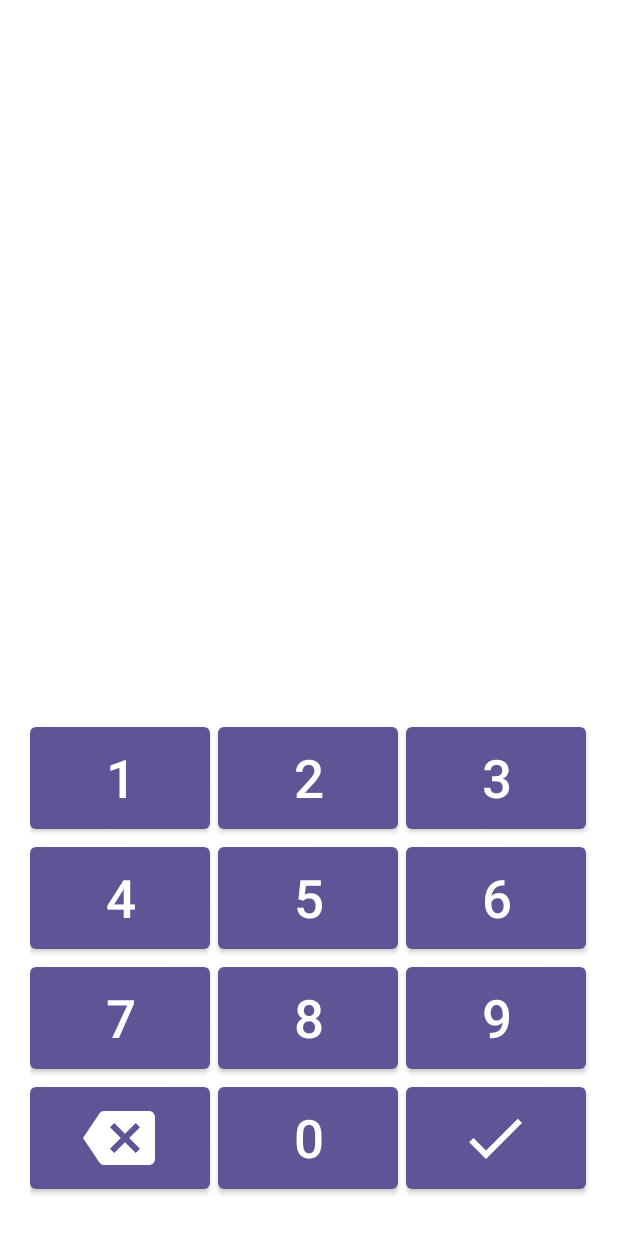
After one commit to suatkkrer/MathAppKotlin, an Android app: the TestActivity screen opened directly, with no data from a screen before it, on a phone screen of 412 x 824 dp. The commit adds this screen. Shown: the top 1233 px of the screen. Run offline under Robolectric (Android 15) with nearby library versions, the phone set to English and light mode, and no system bars.

Commit message:
Buttona Added

```diff
--- a/app/src/main/AndroidManifest.xml
+++ b/app/src/main/AndroidManifest.xml
@@ -9,7 +9,9 @@
         android:roundIcon="@mipmap/ic_launcher_round"
         android:supportsRtl="true"
         android:theme="@style/Theme.MathAppKotlin">
-        <activity android:name=".DifficultyActivity"></activity>
+        <activity android:name=".TestActivity"></activity>
+        <activity android:name=".QuizActivity" />
+        <activity android:name=".DifficultyActivity" />
         <activity android:name=".MainActivity">
             <intent-filter>
                 <action android:name="android.intent.action.MAIN" />
--- a/app/src/main/java/com/suatkkrer/mathappkotlin/DifficultyActivity.kt
+++ b/app/src/main/java/com/suatkkrer/mathappkotlin/DifficultyActivity.kt
@@ -2,6 +2,7 @@ package com.suatkkrer.mathappkotlin
 
 import android.os.Bundle
 import android.view.WindowManager
+import android.widget.Toast
 import androidx.appcompat.app.AppCompatActivity
 
 class DifficultyActivity : AppCompatActivity() {
@@ -14,5 +15,18 @@ class DifficultyActivity : AppCompatActivity() {
             WindowManager.LayoutParams.FLAG_FULLSCREEN
         )
 
+        val math = intent.getStringExtra("Math")
+
+        if (math.equals("Addition")) {
+            showLongToast("Addition")
+        } else if (math.equals("Subtraction")){
+            showLongToast("Subbbb")
+        }
+
     }
+
+    fun showLongToast(msg: String?) {
+        Toast.makeText(applicationContext, msg, Toast.LENGTH_LONG).show()
+    }
+
 }
--- a/app/src/main/java/com/suatkkrer/mathappkotlin/MainActivity.kt
+++ b/app/src/main/java/com/suatkkrer/mathappkotlin/MainActivity.kt
@@ -15,14 +15,12 @@ class MainActivity : AppCompatActivity() {
             WindowManager.LayoutParams.FLAG_FULLSCREEN,
             WindowManager.LayoutParams.FLAG_FULLSCREEN
         )
-
-
     }
 
     fun Addition(view: View) {
 
         val intent = Intent(this, DifficultyActivity::class.java).apply {
-            putExtra("Addition","Addition")
+            putExtra("Math","Addition")
         }
         startActivity(intent)
     }
@@ -31,7 +29,7 @@ class MainActivity : AppCompatActivity() {
     fun Subtraction(view: View) {
 
         val intent = Intent(this, DifficultyActivity::class.java).apply {
-            putExtra("Subtraction","Subtraction")
+            putExtra("Math","Subtraction")
         }
         startActivity(intent)
     }
@@ -40,7 +38,7 @@ class MainActivity : AppCompatActivity() {
     fun Multiplication(view: View) {
 
         val intent = Intent(this, DifficultyActivity::class.java).apply {
-            putExtra("Multiplication","Multiplication")
+            putExtra("Math","Multiplication")
         }
         startActivity(intent)
     }
@@ -49,7 +47,7 @@ class MainActivity : AppCompatActivity() {
     fun Division(view: View) {
 
         val intent = Intent(this, DifficultyActivity::class.java).apply {
-            putExtra("Division","Division")
+            putExtra("Math","Division")
         }
         startActivity(intent)
     }
@@ -58,7 +56,7 @@ class MainActivity : AppCompatActivity() {
     fun Mixed(view: View) {
 
         val intent = Intent(this, DifficultyActivity::class.java).apply {
-            putExtra("Mixed","Mixed")
+            putExtra("Math","Mixed")
         }
         startActivity(intent)
     }
--- /dev/null
+++ b/app/src/main/java/com/suatkkrer/mathappkotlin/QuizActivity.kt
@@ -0,0 +1,11 @@
+package com.suatkkrer.mathappkotlin
+
+import androidx.appcompat.app.AppCompatActivity
+import android.os.Bundle
+
+class QuizActivity : AppCompatActivity() {
+    override fun onCreate(savedInstanceState: Bundle?) {
+        super.onCreate(savedInstanceState)
+        setContentView(R.layout.activity_quiz)
+    }
+}
--- /dev/null
+++ b/app/src/main/java/com/suatkkrer/mathappkotlin/TestActivity.kt
@@ -0,0 +1,25 @@
+package com.suatkkrer.mathappkotlin
+
+import androidx.appcompat.app.AppCompatActivity
+import android.os.Bundle
+import android.view.View
+
+class TestActivity : AppCompatActivity() {
+    override fun onCreate(savedInstanceState: Bundle?) {
+        super.onCreate(savedInstanceState)
+        setContentView(R.layout.activity_test)
+    }
+
+    fun btn1(view: View) {}
+    fun btn2(view: View) {}
+    fun btn3(view: View) {}
+    fun btn4(view: View) {}
+    fun btn5(view: View) {}
+    fun btn6(view: View) {}
+    fun btn7(view: View) {}
+    fun btn8(view: View) {}
+    fun btn9(view: View) {}
+    fun btnBack(view: View) {}
+    fun btn0(view: View) {}
+    fun btnDone(view: View) {}
+}
--- /dev/null
+++ b/app/src/main/res/drawable/empty_rectangle.xml
@@ -0,0 +1,18 @@
+<?xml version="1.0" encoding="utf-8"?>
+<shape xmlns:android="http://schemas.android.com/apk/res/android">
+
+    <solid android:color="#00000000" />
+
+    <stroke
+        android:width="2dp"
+        android:color="#605496" />
+
+    <padding
+        android:bottom="1dp"
+        android:left="1dp"
+        android:right="1dp"
+        android:top="1dp" />
+
+    <corners android:radius="30dp" />
+
+</shape>
--- /dev/null
+++ b/app/src/main/res/drawable/ic_baseline_backspace_24.xml
@@ -0,0 +1,5 @@
+<vector android:height="48dp" android:tint="#FFFFFF"
+    android:viewportHeight="24" android:viewportWidth="24"
+    android:width="48dp" xmlns:android="http://schemas.android.com/apk/res/android">
+    <path android:fillColor="@android:color/white" android:pathData="M22,3L7,3c-0.69,0 -1.23,0.35 -1.59,0.88L0,12l5.41,8.11c0.36,0.53 0.9,0.89 1.59,0.89h15c1.1,0 2,-0.9 2,-2L24,5c0,-1.1 -0.9,-2 -2,-2zM19,15.59L17.59,17 14,13.41 10.41,17 9,15.59 12.59,12 9,8.41 10.41,7 14,10.59 17.59,7 19,8.41 15.41,12 19,15.59z"/>
+</vector>
--- /dev/null
+++ b/app/src/main/res/drawable/ic_baseline_done_24.xml
@@ -0,0 +1,5 @@
+<vector android:height="48dp" android:tint="#FFFFFF"
+    android:viewportHeight="24" android:viewportWidth="24"
+    android:width="48dp" xmlns:android="http://schemas.android.com/apk/res/android">
+    <path android:fillColor="@android:color/white" android:pathData="M9,16.2L4.8,12l-1.4,1.4L9,19 21,7l-1.4,-1.4L9,16.2z"/>
+</vector>
--- /dev/null
+++ b/app/src/main/res/layout/activity_quiz.xml
@@ -0,0 +1,9 @@
+<?xml version="1.0" encoding="utf-8"?>
+<androidx.constraintlayout.widget.ConstraintLayout xmlns:android="http://schemas.android.com/apk/res/android"
+    xmlns:app="http://schemas.android.com/apk/res-auto"
+    xmlns:tools="http://schemas.android.com/tools"
+    android:layout_width="match_parent"
+    android:layout_height="match_parent"
+    tools:context=".QuizActivity">
+
+</androidx.constraintlayout.widget.ConstraintLayout>
--- /dev/null
+++ b/app/src/main/res/layout/activity_test.xml
@@ -0,0 +1,156 @@
+<?xml version="1.0" encoding="utf-8"?>
+<androidx.constraintlayout.widget.ConstraintLayout xmlns:android="http://schemas.android.com/apk/res/android"
+    xmlns:app="http://schemas.android.com/apk/res-auto"
+    xmlns:tools="http://schemas.android.com/tools"
+    android:layout_width="match_parent"
+    android:orientation="vertical"
+    android:layout_height="match_parent"
+    tools:context=".TestActivity">
+
+
+
+    <GridLayout
+
+        android:layout_width="match_parent"
+        android:layout_height="wrap_content"
+        android:layout_marginStart="20dp"
+        android:layout_marginBottom="25dp"
+        android:layout_marginEnd="15dp"
+        app:layout_constraintBottom_toBottomOf="parent"
+        app:layout_constraintEnd_toEndOf="parent"
+        app:layout_constraintHorizontal_bias="1.0"
+        app:layout_constraintStart_toStartOf="parent"
+        app:layout_constraintTop_toTopOf="parent"
+        app:layout_constraintVertical_bias="1.0">
+
+        <Button
+            android:id="@+id/btn1"
+            android:text="1"
+            android:onClick="btn1"
+            android:textSize="35sp"
+            android:layout_width="120dp"
+            android:layout_height="80dp"
+            android:layout_marginEnd="5dp"
+            android:layout_row="0"
+            android:layout_column="0" />
+
+        <Button
+            android:id="@+id/btn2"
+            android:text="2"
+            android:onClick="btn2"
+            android:textSize="35sp"
+            android:layout_width="120dp"
+            android:layout_height="80dp"
+            android:layout_marginEnd="5dp"
+            android:layout_row="0"
+            android:layout_column="1" />
+
+        <Button
+            android:id="@+id/btn3"
+            android:text="3"
+            android:onClick="btn3"
+            android:textSize="35sp"
+            android:layout_width="120dp"
+            android:layout_height="80dp"
+            android:layout_row="0"
+            android:layout_column="2" />
+
+        <Button
+            android:id="@+id/btn4"
+            android:text="4"
+            android:onClick="btn4"
+            android:textSize="35sp"
+            android:layout_width="120dp"
+            android:layout_height="80dp"
+            android:layout_row="1"
+            android:layout_column="0" />
+
+        <Button
+            android:id="@+id/btn5"
+            android:onClick="btn5"
+            android:text="5"
+            android:textSize="35sp"
+            android:layout_width="120dp"
+            android:layout_height="80dp"
+            android:layout_row="1"
+            android:layout_column="1" />
+
+        <Button
+            android:id="@+id/btn6"
+            android:onClick="btn6"
+            android:text="6"
+            android:textSize="35sp"
+            android:layout_width="120dp"
+            android:layout_height="80dp"
+            android:layout_row="1"
+            android:layout_column="2" />
+
+        <Button
+            android:onClick="btn7"
+            android:id="@+id/btn7"
+            android:text="7"
+            android:textSize="35sp"
+            android:layout_width="120dp"
+            android:layout_height="80dp"
+            android:layout_row="2"
+            android:layout_column="0" />
+
+        <Button
+            android:id="@+id/btn8"
+            android:onClick="btn8"
+            android:text="8"
+            android:textSize="35sp"
+            android:layout_width="120dp"
+            android:layout_height="80dp"
+            android:layout_row="2"
+            android:layout_column="1" />
+
+        <Button
+            android:id="@+id/btn9"
+            android:text="9"
+            android:onClick="btn9"
+            android:textSize="35sp"
+            android:layout_width="120dp"
+            android:layout_height="80dp"
+            android:layout_row="2"
+            android:layout_column="2" />
+
+        <Button
+            android:id="@+id/delete"
+            android:onClick="btnBack"
+            android:layout_width="120dp"
+            android:layout_height="80dp"
+            android:layout_row="3"
+            android:layout_column="0"
+            android:textAllCaps="false"
+            android:textSize="35sp"
+            android:paddingStart="35dp"
+            app:icon="@drawable/ic_baseline_backspace_24"
+            tools:ignore="RtlSymmetry" />
+
+        <Button
+            android:id="@+id/btn0"
+            android:onClick="btn0"
+            android:text="0"
+            android:textSize="35sp"
+            android:layout_width="120dp"
+            android:layout_height="80dp"
+            android:layout_row="3"
+            android:layout_column="1" />
+
+        <Button
+            android:id="@+id/enter"
+            android:layout_width="120dp"
+            android:paddingStart="35dp"
+            android:onClick="btnDone"
+            app:icon = "@drawable/ic_baseline_done_24"
+            android:layout_height="80dp"
+            android:layout_row="3"
+            android:layout_column="2"
+            android:textSize="35sp" />
+
+
+    </GridLayout>
+
+
+</androidx.constraintlayout.widget.ConstraintLayout>
```
